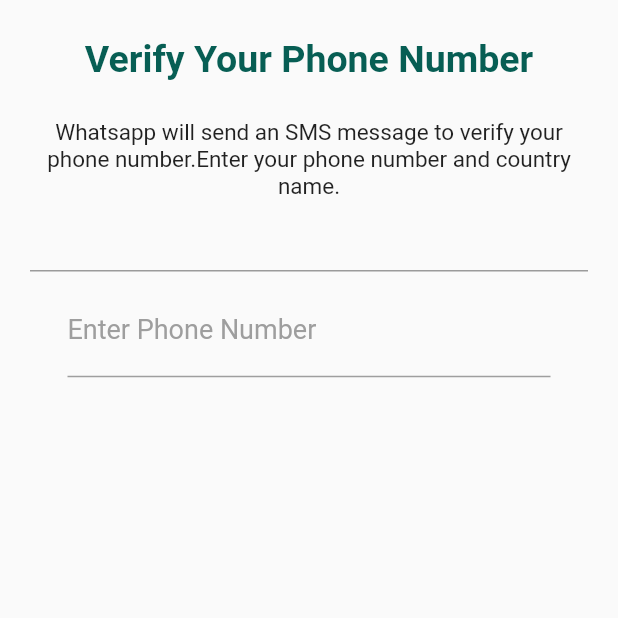
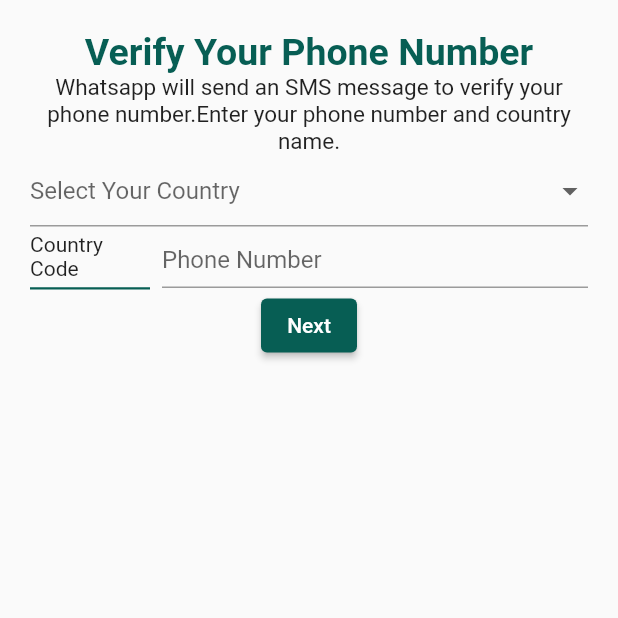
Before and after one commit to Mohsin356/whatsApp-Clone, a Flutter app: the screen it shows after launch, after a tap on "AGREE AND CONTINUE", on a phone screen of 412 x 824 dp, the top half of it. Run offline on Flutter 3.47's test engine with Material 2 defaults, Android fonts, the phone set to English and light mode, and no system bars; our stand-ins replace get, pin_code_text_field.

Commit message:
phone verification and sms

```diff
--- a/lib/controllers/agreeTerms.dart
+++ b/lib/controllers/agreeTerms.dart
@@ -1,9 +1,43 @@
-
 import 'package:get/get.dart';
+import 'package:whatsappclone/models/countryCodes.dart';
 
 class TermsController extends GetxController{
+  var codes= <CountryCode>[].obs;
   @override
   void onInit(){
     super.onInit();
+    fetchCodes();
+  }
+  void fetchCodes() async{
+    await Future.delayed(const Duration(seconds: 1));
+    var response= <CountryCode>[
+    CountryCode(
+      name: "Afghanistan",
+      code: "+93",
+    ),
+      CountryCode(
+        name: "Afghanistan",
+        code: "+93",
+      ),
+      CountryCode(
+        name: "Armenia",
+        code: "+374",
+      ),
+      CountryCode(
+        name: "Pakistan",
+        code: "+92",
+      ),
+      CountryCode(
+        name: "India",
+        code: "+91",
+      ),
+      CountryCode(
+        name: "China",
+        code: "+86",
+      ),
+
+  ];
+    codes.value=response;
+
   }
 }
--- /dev/null
+++ b/lib/models/countryCodes.dart
@@ -0,0 +1,9 @@
+class CountryCode {
+  String? name;
+  String? code;
+
+  CountryCode({
+   this.name,
+    this.code,
+  });
+}
--- a/lib/utils/colors.dart
+++ b/lib/utils/colors.dart
@@ -6,4 +6,5 @@ class UiColors{
   static const txtClr= Colors.black;
   static const cursorColor= Color(0xff075E54);
   static const labelClr = Colors.grey;
+  static const textUnderLine= Color(0xff075E54);
 }
--- a/lib/utils/texts.dart
+++ b/lib/utils/texts.dart
@@ -1,5 +1,5 @@
 class Texts{
-  static const policyStatement="Read our policy and tap 'Agree and continue' to accept";
+  static const policyStatement="Read our policy and tap 'Agree and continue' \nto accept";
   static const verifyPhoneTxt="Whatsapp will send an SMS message to verify your phone number."
       "Enter your phone number and country name.";
 }
--- a/lib/utils/txtHeadings.dart
+++ b/lib/utils/txtHeadings.dart
@@ -1,4 +1,4 @@
 class Headings{
-  static const mainScreenHeading="Welcome to Whatsapp";
+  static const mainScreenHeading="Whatsapp Clone";
   static const verifyPhoneHeading="Verify Your Phone Number";
 }
--- a/lib/views/screens/agreeTerms.dart
+++ b/lib/views/screens/agreeTerms.dart
@@ -1,3 +1,4 @@
+import 'package:flutter/cupertino.dart';
 import 'package:flutter/material.dart';
 import 'package:get/get.dart';
 import 'package:whatsappclone/utils/assets.dart';
@@ -11,38 +12,33 @@ class AgreeTerms extends StatelessWidget {
    AgreeTerms({Key? key}) : super(key: key);
   @override
   Widget build(BuildContext context) {
-    return SafeArea(
-      child: Scaffold(
-        body: Column(
-          children: [
-            const Padding(
-              padding: EdgeInsets.all(25),
-              child: Text(Headings.mainScreenHeading,style: TextStyle(fontWeight: FontWeight.bold,
-                  fontSize: 28,color:UiColors.headingClr),),
-            ),
-            const SizedBox(height: 100,),
-            Padding(
-              padding:const  EdgeInsets.all(20),
-              child: Center(
-                child: Image.asset(Images.brandImg),
-              ),
-            ),
-            const SizedBox(height: 100,),
-            Center(
-              child: Column(
-                children: [
-                  const Padding(
-                    padding: EdgeInsets.symmetric(horizontal: 20),
-                    child: Text(Texts.policyStatement,style:TextStyle(fontSize: 15),textAlign: TextAlign.center,),),
-                  const SizedBox(height: 10,),
-                  CommonButton(buttonText: "AGREE AND CONTINUE", func: (){
+    return Scaffold(
+      body: SingleChildScrollView(
+        child: SafeArea(
+          child: Container(
+            child: Column(
+              crossAxisAlignment: CrossAxisAlignment.center,
+              children: [
+                const Text(Headings.mainScreenHeading,style: TextStyle(fontWeight: FontWeight.bold,
+                    fontSize: 28,color:UiColors.headingClr),),
+                Padding(
+                    padding: const EdgeInsets.only(top: 100),
+                    child: Image.asset(Images.brandImg,width: 300,height: 300,)),
+                Text(Texts.policyStatement,style: TextStyle(fontSize: 15,),textAlign: TextAlign.center,),
+                const SizedBox(height: 10,),
+                Align(
+                  alignment: Alignment.bottomCenter,
+                  child: CommonButton(buttonText: "AGREE AND CONTINUE", func: (){
                     Get.to(() => VerifyPhone());
-                  }, buttonClr: UiColors.btnClr)
-                ],
-              ),
-            ),
-            // const SizedBox(height: 150,),
-          ],
+                  }, buttonClr: UiColors.btnClr),
+                ),
+
+              ],
+            )
+
+
+          ),
+
         ),
       ),
     );
--- a/lib/views/screens/verifyPhone.dart
+++ b/lib/views/screens/verifyPhone.dart
@@ -1,9 +1,11 @@
+import 'package:flutter/cupertino.dart';
 import 'package:flutter/material.dart';
 import 'package:get/get.dart';
 import 'package:whatsappclone/utils/colors.dart';
 import 'package:whatsappclone/utils/txtHeadings.dart';
 import 'package:whatsappclone/utils/texts.dart';
-import 'package:whatsappclone/views/widgets/textField.dart';
+import 'package:whatsappclone/views/screens/smsVerification.dart';
+import 'package:whatsappclone/views/widgets/buttonWidget.dart';
 class VerifyPhone extends StatelessWidget {
   VerifyPhone({Key? key}) : super(key: key);
   var phNo= TextEditingController();
@@ -12,29 +14,70 @@ class VerifyPhone extends StatelessWidget {
   Widget build(BuildContext context) {
     return SafeArea(
         child: Scaffold(
-          body: Column(
-            children: [
-              const Padding(
-                padding: EdgeInsets.all(25),
-                child: Text(Headings.verifyPhoneHeading,style: TextStyle(fontWeight: FontWeight.bold,
-                    fontSize: 25,color:UiColors.headingClr),),
-              ),
-             Padding(
-                  padding: const EdgeInsets.symmetric(horizontal: 20),
-              child: Column(
-                children:[
+          body: Padding(
+            padding: const EdgeInsets.symmetric(horizontal: 20),
+            child: Column(
+              children: [
+                const Padding(
+                  padding: EdgeInsets.only(top: 20),
+                  child:  Text(Headings.verifyPhoneHeading,style: TextStyle(fontWeight: FontWeight.bold,
+                      fontSize: 25,color:UiColors.headingClr),),
+                ),
+               Column(
+                 children: [
                   const Text(Texts.verifyPhoneTxt,style:TextStyle(fontSize: 15),textAlign: TextAlign.center,),
-                  TextField(controller: countryCode,),
+                   DropdownButtonFormField<String>(
+                     hint: const Text('Select Your Country'),
+                     items: <String>['A', 'B', 'C', 'D'].map((String value) {
+                       return DropdownMenuItem<String>(
+                         value: value,
+                         child:  Text(value),
+                       );
+                     }).toList(),
+                     onChanged: (_) {},
+                   ),
+                   // ListTile(
+                   //   onTap: (){},
+                   //   title: Text("Select Country",),
+                   //
+                   // ),
+                   Row(
+                       children: <Widget>[
+                         Container(
+                           decoration: const BoxDecoration(
+                               border: Border(
+                                   bottom: BorderSide(
+                                     width: 1.50,
+                                     color: UiColors.textUnderLine,
+                                   ))),
+                           width: 80,
+                           height: 42,
+                           alignment: Alignment.center,
+                           child: const  Text("Country Code"),
+                         ),
+                         const SizedBox(
+                           width: 8.0,
+                         ),
+                         Expanded(
+                           child: SizedBox(
+                             height: 40,
+                             child: TextField(
+                               controller: phNo,
+                               decoration: const InputDecoration(hintText: "Phone Number"),
+                             ),
+                           ),
+                         ),
 
-                  CustomTextField(title: "Enter Phone Number", controller: phNo, visible:false,
-                    txtColor:UiColors.txtClr,cursorClr: UiColors.cursorColor,lblClr: UiColors.labelClr,),
-                ],),),
+                       ]
+                   ),
+                 ],
+               ),
+                CommonButton(buttonText: "Next", func: (){
+                  Get.to(SmsVerification());
+                }, buttonClr: UiColors.btnClr),
 
-
-
-
-              // const SizedBox(height: 150,),
-            ],
+              ],
+            ),
           ),
         ));
   }
--- a/pubspec.yaml
+++ b/pubspec.yaml
@@ -27,6 +27,7 @@ environment:
 # the latest version available on pub.dev. To see which dependencies have newer
 # versions available, run `flutter pub outdated`.
 dependencies:
+  pin_code_text_field: ^1.8.0
   flutter:
     sdk: flutter
 
```
Also changed, not shown: lib/views/screens/smsVerification.dart (added, +54 -0 lines), pubspec.lock.
